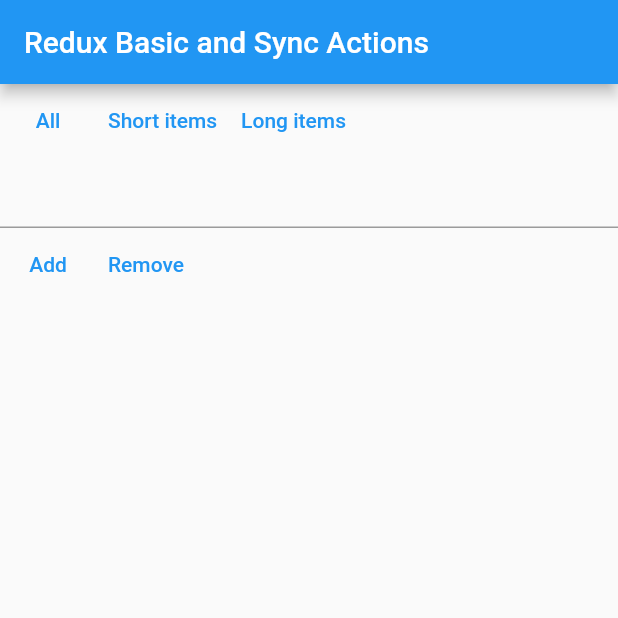
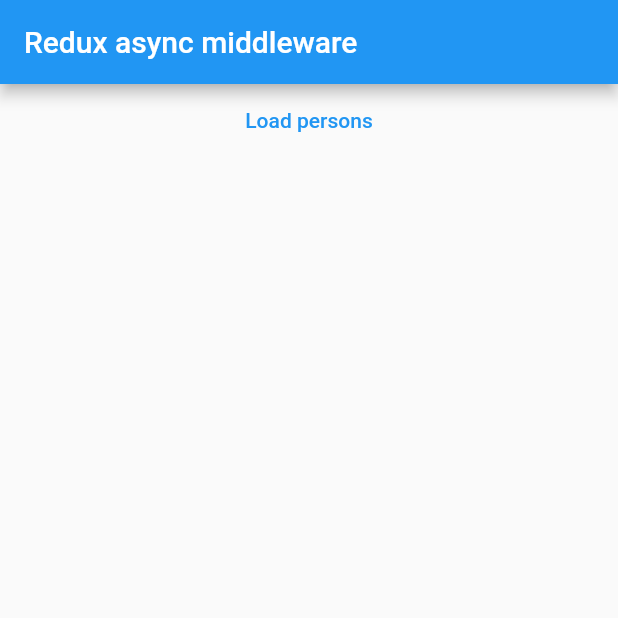
Before and after one commit to psatler/flutter-state-management, a Flutter app: the screen it shows after launch, on a phone screen of 412 x 824 dp, the top half of it. Run offline on Flutter 3.47's test engine with Material 2 defaults, Android fonts, the phone set to English and light mode, and no system bars; our stand-ins replace flutter_hooks, flutter_redux, redux.

Commit message:
feat(redux): async middleware to handle side effects with redux

```diff
--- a/lib/main.dart
+++ b/lib/main.dart
@@ -4,11 +4,13 @@
 // import 'provider_app/provider_app_2/app.dart';
 // import 'provider_app/provider_app_3_multiprovider/app.dart';
 // import 'flutter_hooks/app.dart';
-import 'redux_app/redux_app_basic/app.dart';
+// import 'redux_app/redux_app_basic/app.dart';
+import 'redux_app/redux_with_async_middleware/app.dart';
 
 void main() {
   // runApp(const MyProviderApp1());
   // runApp(const MyProviderApp2());
   // runApp(const MyFlutterHookApp());
-  runApp(const MyReduxAppBasic());
+  // runApp(const MyReduxAppBasic());
+  runApp(const MyReduxAppAsync());
 }
--- /dev/null
+++ b/lib/redux_app/redux_with_async_middleware/actions.dart
@@ -0,0 +1,31 @@
+import 'package:flutter/foundation.dart';
+
+import 'person_model.dart';
+
+@immutable
+abstract class Action {
+  const Action();
+}
+
+@immutable
+class LoadPeopleAction extends Action {
+  const LoadPeopleAction();
+}
+
+@immutable
+class SuccesfullyFetchedPeopleAction extends Action {
+  final Iterable<Person> persons;
+
+  const SuccesfullyFetchedPeopleAction({
+    required this.persons,
+  });
+}
+
+@immutable
+class FailedToFetchPeopleAction extends Action {
+  final Object error;
+
+  const FailedToFetchPeopleAction({
+    required this.error,
+  });
+}
--- /dev/null
+++ b/lib/redux_app/redux_with_async_middleware/app.dart
@@ -0,0 +1,89 @@
+import 'package:flutter/material.dart';
+import 'package:flutter_redux/flutter_redux.dart';
+import 'package:redux/redux.dart';
+
+import 'actions.dart';
+import 'person_model.dart';
+import 'app_middleware.dart';
+import 'app_reducer.dart';
+import 'app_state.dart' as app_state;
+
+class MyReduxAppAsync extends StatelessWidget {
+  const MyReduxAppAsync({Key? key}) : super(key: key);
+
+  // This widget is the root of your application.
+  @override
+  Widget build(BuildContext context) {
+    return MaterialApp(
+      title: 'Flutter Demo',
+      theme: ThemeData(
+        primarySwatch: Colors.blue,
+      ),
+      home: const Home(),
+    );
+  }
+}
+
+class Home extends StatelessWidget {
+  const Home({Key? key}) : super(key: key);
+
+  @override
+  Widget build(BuildContext context) {
+    final store = Store(
+      reducer,
+      initialState: const app_state.State.empty(),
+      middleware: [
+        loadPeopleMiddleware,
+      ],
+    );
+    return Scaffold(
+      appBar: AppBar(title: const Text('Redux async middleware')),
+      body: StoreProvider(
+        store: store,
+        child: Column(
+          children: [
+            Center(
+              child: TextButton(
+                onPressed: () {
+                  store.dispatch(const LoadPeopleAction());
+                },
+                child: const Text('Load persons'),
+              ),
+            ),
+            StoreConnector<app_state.State, bool>(
+              converter: (store) => store.state.isLoading,
+              builder: (context, isLoading) {
+                if (isLoading) {
+                  return const CircularProgressIndicator();
+                }
+
+                return const SizedBox();
+              },
+            ),
+            StoreConnector<app_state.State, Iterable<Person>?>(
+              converter: (store) => store.state.fetchedPersons,
+              builder: (context, people) {
+                if (people == null) {
+                  return const SizedBox();
+                }
+
+                return Expanded(
+                    child: ListView.builder(
+                  itemCount: people.length,
+                  itemBuilder: (context, index) {
+                    final person = people.elementAt(index);
+
+                    return ListTile(
+                      title: Text(person.name),
+                      subtitle: Text('${person.age} years old'),
+                    );
+                  },
+                ));
+              },
+            ),
+          ],
+        ),
+      ),
+    );
+  }
+}
--- /dev/null
+++ b/lib/redux_app/redux_with_async_middleware/app_middleware.dart
@@ -0,0 +1,17 @@
+import 'package:redux/redux.dart';
+
+import 'api/service.dart';
+import 'actions.dart';
+import 'app_state.dart';
+
+void loadPeopleMiddleware(Store<State> store, action, NextDispatcher next) {
+  if (action is LoadPeopleAction) {
+    getPersons().then((persons) {
+      store.dispatch(SuccesfullyFetchedPeopleAction(persons: persons));
+    }).catchError((err) {
+      store.dispatch(FailedToFetchPeopleAction(error: err));
+    });
+  }
+
+  next(action);
+}
--- /dev/null
+++ b/lib/redux_app/redux_with_async_middleware/app_state.dart
@@ -0,0 +1,21 @@
+import 'package:flutter/foundation.dart';
+
+import 'person_model.dart';
+
+@immutable
+class State {
+  final bool isLoading;
+  final Iterable<Person>? fetchedPersons;
+  final Object? error;
+
+  const State({
+    required this.isLoading,
+    this.fetchedPersons,
+    this.error,
+  });
+
+  const State.empty()
+      : isLoading = false,
+        fetchedPersons = null,
+        error = null;
+}
--- /dev/null
+++ b/lib/redux_app/redux_with_async_middleware/person_model.dart
@@ -0,0 +1,20 @@
+import 'package:flutter/foundation.dart';
+
+@immutable
+class Person {
+  final String name;
+  final int age;
+  const Person({
+    required this.name,
+    required this.age,
+  });
+
+  Person.fromJson(Map<String, dynamic> json)
+      : name = json['name'] as String,
+        age = json['age'] as int;
+
+  @override
+  String toString() {
+    return 'Person ($name, $age years old)';
+  }
+}
```
Also changed, not shown: lib/redux_app/redux_with_async_middleware/api/people.json (added, +14 -0 lines), lib/redux_app/redux_with_async_middleware/api/service.dart (added, +14 -0 lines), lib/redux_app/redux_with_async_middleware/app_reducer.dart (added, +30 -0 lines), 1 other file.
